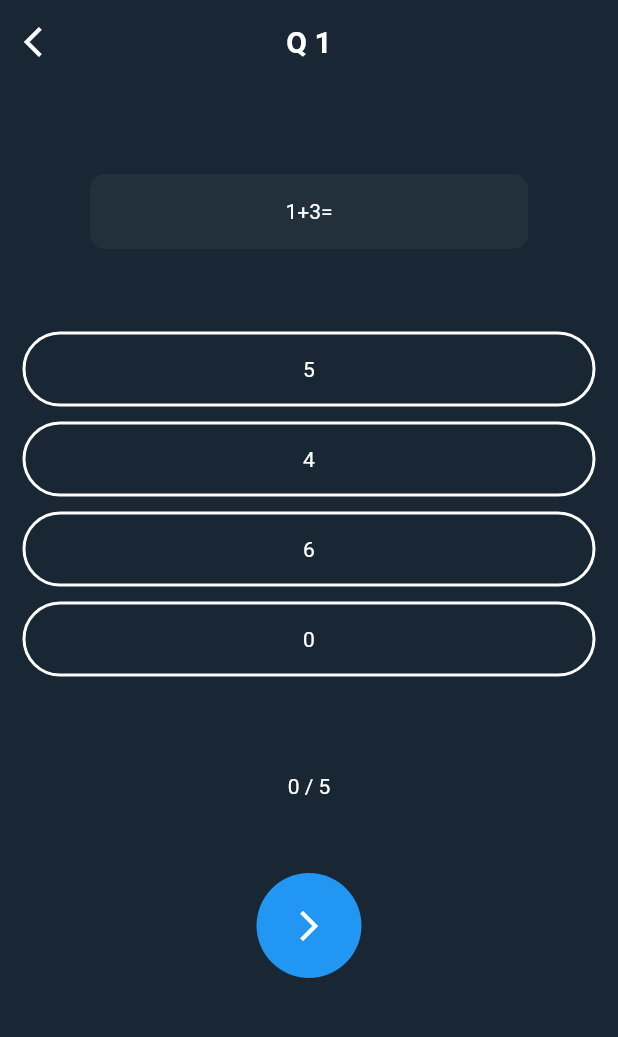
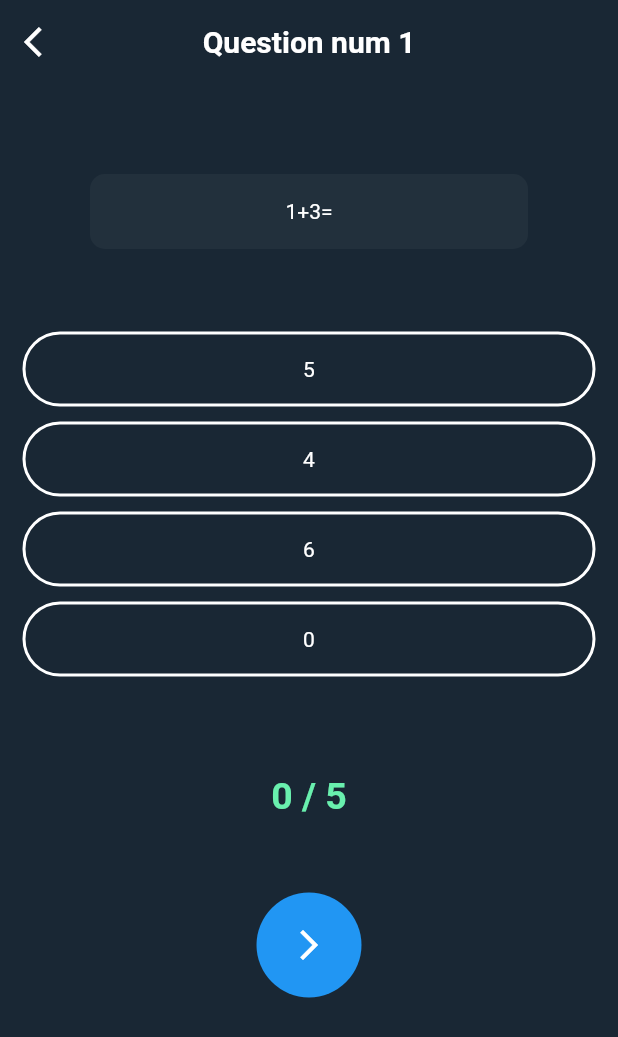
Before and after one commit to EslamFares/quizApp, a Flutter app: the screen it shows after launch, after a tap on "Easy (5)", on a phone screen of 412 x 824 dp. Shown: the top 1037 px of the screen. Run offline on Flutter 3.47's test engine with Material 2 defaults, Android fonts, the phone set to English and light mode, and no system bars; our stand-ins replace bloc, flutter_bloc, shared_preferences.

Commit message:
q animation

```diff
--- a/lib/layout/quiz_view/quiz_view.dart
+++ b/lib/layout/quiz_view/quiz_view.dart
@@ -1,22 +1,47 @@
+import 'dart:async';
+
 import 'package:flutter/material.dart';
 import 'package:question_quiz/cubit/home/home_cubit.dart';
 import 'package:question_quiz/layout/quiz_view/widget/anwser_button.dart';
 import 'package:question_quiz/shared/themes/dark_theme.dart';
 
-class QuizView extends StatelessWidget {
+class QuizView extends StatefulWidget {
+  @override
+  _QuizViewState createState() => _QuizViewState();
+}
+
+class _QuizViewState extends State<QuizView> with TickerProviderStateMixin {
+  late AnimationController _controller;
+  late Animation<double> _animation;
+
+  initState() {
+    super.initState();
+    _controller = AnimationController(
+        duration: const Duration(milliseconds: 1000), vsync: this, value: 0.1);
+    _animation =
+        CurvedAnimation(parent: _controller, curve: Curves.bounceInOut);
+
+    _controller.forward();
+  }
+
+  @override
+  dispose() {
+    _controller.dispose();
+    super.dispose();
+  }
+
   @override
   Widget build(BuildContext context) {
     HomeCubit cubit = HomeCubit.get(context);
     double w = MediaQuery.of(context).size.width;
     double h = MediaQuery.of(context).size.height;
 
-
-    String question =cubit.bigData[cubit.qNum]['q'];
+    String question = cubit.bigData[cubit.qNum]['q'];
     List answer = cubit.bigData[cubit.qNum]['a'];
 
     return Scaffold(
       appBar: AppBar(
-        title: Text('Q ${cubit.qNum + 1}'),
+        title: Text('Question num ${cubit.qNum + 1}'),
         leading: IconButton(
             onPressed: () {
               cubit.clearAll();
@@ -31,11 +56,19 @@ class QuizView extends StatelessWidget {
         child: ListView(
           children: [
             SizedBox(height: 50),
+            ScaleTransition(
+              scale: _animation,
+              alignment: Alignment.center,
+              child: AnimatedContainer(
+                duration: Duration(milliseconds: 1000),
+                child: Column(
+                  children: [
                     Container(
                       margin: EdgeInsets.symmetric(horizontal: 50),
                       height: 50,
                       decoration: BoxDecoration(
-                  color: dSecColor, borderRadius: BorderRadius.circular(10)),
+                          color: dSecColor,
+                          borderRadius: BorderRadius.circular(10)),
                       child: Row(
                         mainAxisAlignment: MainAxisAlignment.center,
                         children: [
@@ -48,7 +81,8 @@ class QuizView extends StatelessWidget {
                       height: 250,
                       child: ListView.builder(
                         itemCount: answer.length,
-                itemBuilder: (BuildContext context, int index) => AnwserButton(
+                        itemBuilder: (BuildContext context, int index) =>
+                            AnwserButton(
                                 answer: answer,
                                 color: cubit.getColor(index),
                                 index: index,
@@ -63,16 +97,30 @@ class QuizView extends StatelessWidget {
                       ),
                     ),
                     SizedBox(height: 50),
+                  ],
+                ),
+              ),
+            ),
             Row(
               mainAxisAlignment: MainAxisAlignment.center,
               children: [
-                Text('${cubit.degree} / ${cubit.allQestionsNum}'),
+                Text(
+                  '${cubit.degree} / ${cubit.allQestionsNum}',
+                  style: TextStyle(
+                      color: Colors.greenAccent,
+                      fontSize: 25.0,
+                      fontWeight: FontWeight.bold),
+                ),
               ],
             ),
             SizedBox(height: 50),
             InkWell(
               onTap: () {
                 if (!cubit.isClick) {
+                  _controller.reverse();
+                  Timer(Duration(milliseconds: 500), () {
+                    _controller.forward();
+                  });
                   cubit.addqNum(context);
                 } else {
                   print('next Q no');
```
Lines whose indentation alone changed are shown as unchanged.
